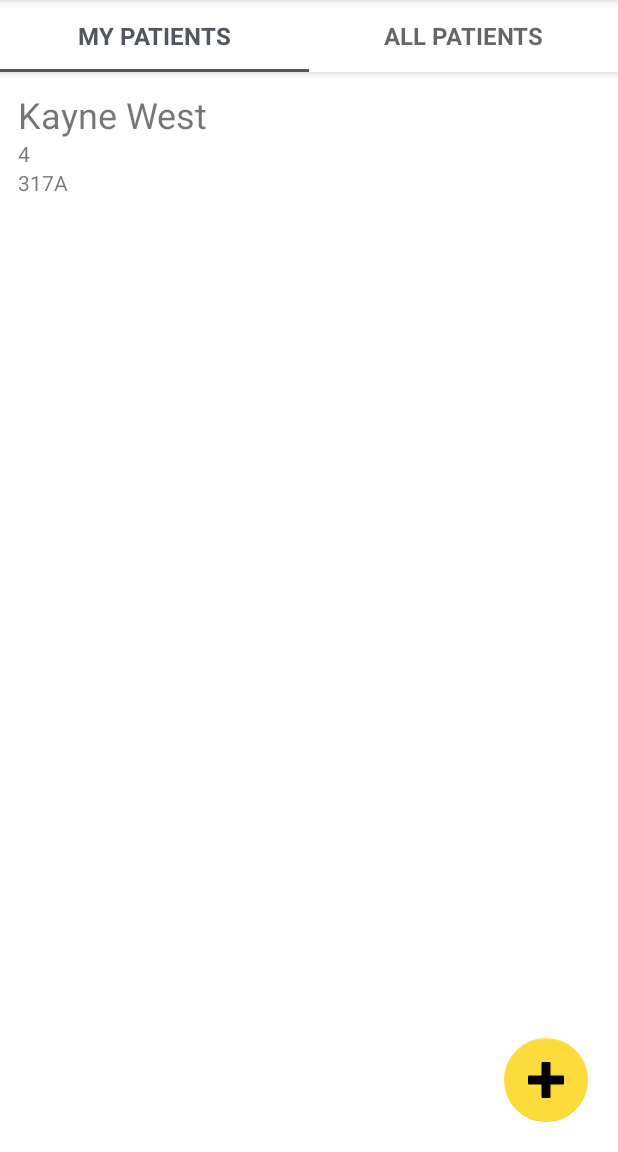
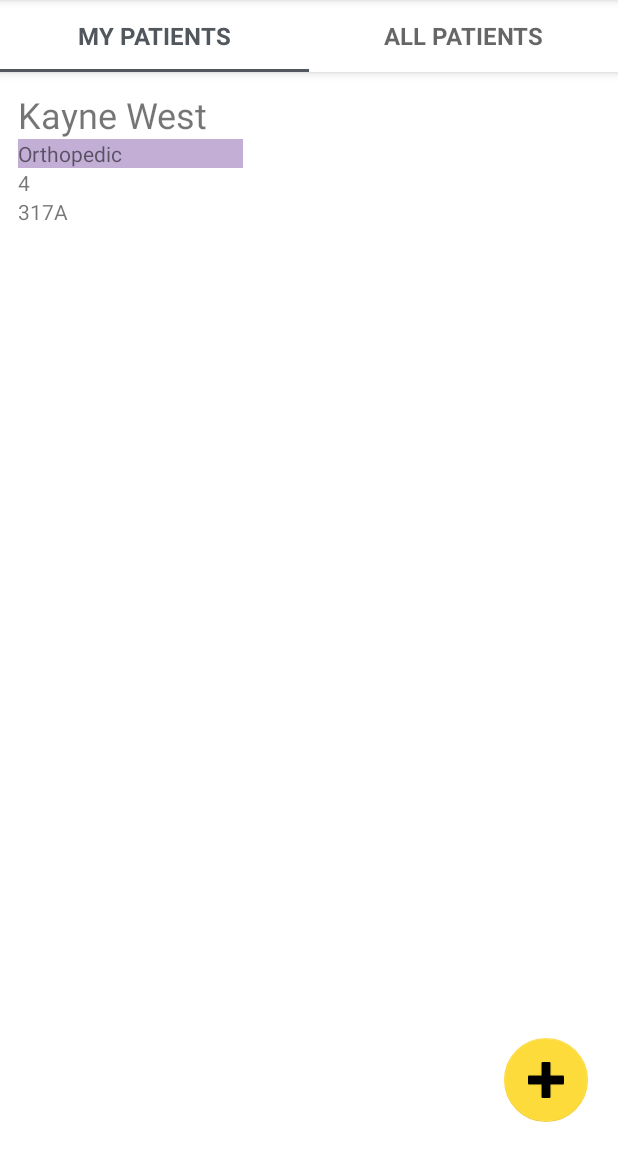
Before and after one commit to nameisko/ClinicalDataManagementAndroid, an Android app: the screen it shows after launch (CaoActivityViewInformation), after a tap on "BUTTON", on a phone screen of 412 x 824 dp, the part 84-1236 px from its top. Run offline under Robolectric (Android 15) with nearby library versions, the phone set to English and light mode, and no system bars; our stand-ins replace Room's generated code.

Commit message:
added-able to click on pateints in the recycler view and displays all the tests associcated with the patient

```diff
--- a/lushilab4/src/main/java/lushi/cao/s301011302/adapter/CaoPatientAdapter.java
+++ b/lushilab4/src/main/java/lushi/cao/s301011302/adapter/CaoPatientAdapter.java
@@ -1,6 +1,9 @@
 package lushi.cao.s301011302.adapter;
 
 import android.content.Context;
+import android.content.Intent;
+import android.content.SharedPreferences;
+import android.graphics.Color;
 import android.view.LayoutInflater;
 import android.view.View;
 import android.view.ViewGroup;
@@ -15,12 +18,16 @@ import java.util.ArrayList;
 import java.util.List;
 
 import lushi.cao.s301011302.R;
+import lushi.cao.s301011302.fragment.LushiPlaceholderFragment;
+import lushi.cao.s301011302.fragment.LushiTestFragment;
 import lushi.cao.s301011302.model.Patient;
 
 public class CaoPatientAdapter extends RecyclerView.Adapter<CaoPatientAdapter.ViewHolder> {
     private List<Patient> patients =  new ArrayList<>();
     Patient patient;
     Context context;
+    SharedPreferences sharedPref;
+    SharedPreferences.Editor sharedPrefEditor;
 
     @Override
     public CaoPatientAdapter.ViewHolder onCreateViewHolder(ViewGroup parent, int viewType){
@@ -28,12 +35,40 @@ public class CaoPatientAdapter extends RecyclerView.Adapter<CaoPatientAdapter.Vi
         return new ViewHolder(view);
     }
 
+    public void setContext(Context c){
+        context = c;
+    }
     @Override
     public void onBindViewHolder(CaoPatientAdapter.ViewHolder holder, int position){
         String name = patients.get(position).getFirstName() + " " + patients.get(position).getLastName();
         holder.fullName.setText(name);
         holder.patientId.setText(String.valueOf(patients.get(position).getPatientID()));
         holder.room.setText(patients.get(position).getRoom());
+        holder.dept.setText(patients.get(position).getDepartment());
+        switch(patients.get(position).getDepartment()){
+            case "Blood Lab":
+                holder.dept.setBackgroundColor(Color.parseColor("#f7dad9"));
+                break;
+            case "Allergy":
+                holder.dept.setBackgroundColor(Color.parseColor("#cee397"));
+                break;
+            case "Nerosurgery":
+                holder.dept.setBackgroundColor(Color.parseColor("#d9e4dd"));
+                break;
+            case "Orthopedic":
+                holder.dept.setBackgroundColor(Color.parseColor("#c3aed6"));
+        }
+        sharedPref = context.getSharedPreferences("healthInfo", Context.MODE_PRIVATE);
+        sharedPrefEditor = sharedPref.edit();
+        holder.itemView.setOnClickListener(new View.OnClickListener() {
+            @Override
+            public void onClick(View v) {
+                sharedPrefEditor.putInt("patientId", patients.get(position).getPatientID());
+                sharedPrefEditor.apply();
+                Intent intent = new Intent(context, LushiTestFragment.class);
+                context.startActivity(intent);
+            }
+        });
     }
 
     @Override
@@ -55,12 +90,14 @@ public class CaoPatientAdapter extends RecyclerView.Adapter<CaoPatientAdapter.Vi
         public TextView fullName;
         public TextView patientId;
         public TextView room;
+        public TextView dept;
 
         public ViewHolder(View itemView){
             super(itemView);
             fullName = itemView.findViewById(R.id.lushiFullNameTV);
             patientId = itemView.findViewById(R.id.lushiPatientIDTV);
             room = itemView.findViewById(R.id.lushiPatientRoomTV);
+            dept = itemView.findViewById(R.id.lushiPatientDeptTV);
         }
     }
 }
--- a/lushilab4/src/main/java/lushi/cao/s301011302/adapter/CaoTestAdapter.java
+++ b/lushilab4/src/main/java/lushi/cao/s301011302/adapter/CaoTestAdapter.java
@@ -28,7 +28,7 @@ public class CaoTestAdapter extends RecyclerView.Adapter<CaoTestAdapter.ViewHold
 
     @Override
     public void onBindViewHolder(@NonNull ViewHolder holder, int position) {
-        String covidResult = tests.get(position).getCovid()?"postive":"negative";
+        String covidResult = tests.get(position).getCovid()?"Postive":"Negative";
 
         holder.patientID.setText(String.valueOf(tests.get(position).getPatientID()));
         holder.temperature.setText(tests.get(position).getTemperature());
--- a/lushilab4/src/main/java/lushi/cao/s301011302/data/AppDatabase.java
+++ b/lushilab4/src/main/java/lushi/cao/s301011302/data/AppDatabase.java
@@ -55,11 +55,11 @@ public abstract class AppDatabase extends RoomDatabase {
 
         @Override
         protected Void doInBackground(Void... voids){
-            patientDao.insert(new Patient(2,"Billy", "Bill", "315A"));
-            patientDao.insert(new Patient(2,"Donald", "Trump", "400B"));
-            patientDao.insert(new Patient(3,"Cristiano", "Ronaldo", "315A"));
-            patientDao.insert(new Patient(1,"Kayne", "West", "317A"));
-            testDao.insert(new Test(2, 90,"36c",false,"10/12/2020"));
+            patientDao.insert(new Patient(2,"Billy", "Bill", "315A","Allergy"));
+            patientDao.insert(new Patient(2,"Donald", "Trump", "400B","Blood Lab"));
+            patientDao.insert(new Patient(3,"Cristiano", "Ronaldo", "315A","Nerosurgery"));
+            patientDao.insert(new Patient(1,"Kayne", "West", "317A","Orthopedic"));
+            testDao.insert(new Test(5, "90","36c",false,"10/12/2020"));
             return null;
         }
     }
--- a/lushilab4/src/main/java/lushi/cao/s301011302/fragment/LushiPatientFragment.java
+++ b/lushilab4/src/main/java/lushi/cao/s301011302/fragment/LushiPatientFragment.java
@@ -43,7 +43,6 @@ public class LushiPatientFragment extends Fragment {
     public View onCreateView(@NonNull LayoutInflater inflater, ViewGroup container, Bundle savedInstanceState) {
         View root = inflater.inflate(R.layout.patient_fragment, container, false);
 
-
         return root;
     }
 }
--- a/lushilab4/src/main/java/lushi/cao/s301011302/fragment/LushiPlaceholderFragment.java
+++ b/lushilab4/src/main/java/lushi/cao/s301011302/fragment/LushiPlaceholderFragment.java
@@ -56,6 +56,7 @@ public class LushiPlaceholderFragment extends Fragment {
         recylcerView.setLayoutManager(new LinearLayoutManager(getContext()));
         adapter = new CaoPatientAdapter();
         recylcerView.setAdapter(adapter);
+        adapter.setContext(context);
         patientViewModel = ViewModelProviders.of(getActivity()).get(PatientViewModel.class);
         switch (getArguments().getInt(ARG_SECTION_NUMBER)){
             case 1:
--- a/lushilab4/src/main/java/lushi/cao/s301011302/model/Patient.java
+++ b/lushilab4/src/main/java/lushi/cao/s301011302/model/Patient.java
@@ -14,6 +14,9 @@ public class Patient {
     @ColumnInfo(name = "doctor_id")
     private int doctorID;
 
+    @ColumnInfo(name = "department")
+    private String department;
+
     @ColumnInfo(name = "first_name")
     private String firstName;
 
@@ -25,11 +28,12 @@ public class Patient {
 
     public Patient(){}
 
-    public Patient(int docId, String firstName, String lastName, String room) {
+    public Patient(int docId, String firstName, String lastName, String room, String dept) {
         this.doctorID = docId;
         this.firstName = firstName;
         this.lastName = lastName;
         this.room = room;
+        department = dept;
     }
 
     public int getPatientID(){return patientID;}
@@ -47,4 +51,6 @@ public class Patient {
     public String getRoom(){return room;}
     public void setRoom(String r){room = r;}
 
+    public String getDepartment(){return department;}
+    public void setDepartment(String dept){department = dept;}
 }
--- a/lushilab4/src/main/java/lushi/cao/s301011302/model/Test.java
+++ b/lushilab4/src/main/java/lushi/cao/s301011302/model/Test.java
@@ -16,7 +16,7 @@ public class Test {
     private int patientID;
 
     @ColumnInfo(name = "blood_pressure")
-    private int bloodPressure;
+    private String bloodPressure;
 
     @ColumnInfo(name = "temperature")
     private String temperature;
@@ -29,7 +29,7 @@ public class Test {
 
     public Test(){}
 
-    public Test(int pid, int bp, String temp, boolean covid, String date){
+    public Test(int pid, String bp, String temp, boolean covid, String date){
         patientID = pid;
         bloodPressure = bp;
         temperature = temp;
@@ -38,14 +38,14 @@ public class Test {
     }
     public int getTestID(){return testID;}
     public int getPatientID(){return patientID;}
-    public int getBloodPressure(){return bloodPressure;}
+    public String getBloodPressure(){return bloodPressure;}
     public String getTemperature(){return temperature;}
     public boolean getCovid(){return covid;}
     public String getDate(){return date;}
 
     public void setTestID(int id){testID = id;}
     public void setPatientID(int id){patientID = id;}
-    public void setBloodPressure(int bp){bloodPressure = bp;}
+    public void setBloodPressure(String bp){bloodPressure = bp;}
     public void setTemperature(String temp){temperature = temp;}
     public void setCovid(boolean c){covid = c;}
     public void setDate(String date){this.date = date;}
--- a/lushilab4/src/main/res/layout/activity_cao_add_test.xml
+++ b/lushilab4/src/main/res/layout/activity_cao_add_test.xml
@@ -58,13 +58,13 @@
         android:layout_height="wrap_content" >
 
         <RadioButton
-            android:id="@+id/lushiCovidBtn1"
+            android:id="@+id/lushiCovidPoBtn"
             android:layout_width="match_parent"
             android:layout_height="wrap_content"
             android:text="positive" />
 
         <RadioButton
-            android:id="@+id/lushiCovidBtn2"
+            android:id="@+id/lushiCovidNeBtn"
             android:layout_width="match_parent"
             android:layout_height="wrap_content"
             android:text="negative" />
--- a/lushilab4/src/main/res/layout/patient_list.xml
+++ b/lushilab4/src/main/res/layout/patient_list.xml
@@ -9,7 +9,10 @@
         android:layout_width="wrap_content"
         android:layout_height="wrap_content"
         android:textSize="24sp"/>
-
+    <TextView
+        android:id="@+id/lushiPatientDeptTV"
+        android:layout_width="150dp"
+        android:layout_height="wrap_content"/>
     <TextView
         android:id="@+id/lushiPatientIDTV"
         android:layout_width="match_parent"
```
Also changed, not shown: lushilab4/src/main/java/lushi/cao/s301011302/CaoAddPatient.java (+27 -1 lines), lushilab4/src/main/java/lushi/cao/s301011302/CaoAddTest.java (+21 -9 lines), lushilab4/src/main/java/lushi/cao/s301011302/fragment/LushiTestFragment.java (+12 -1 lines), lushilab4/src/main/res/layout/activity_cao_add_patient.xml (+10 -0 lines), lushilab4/src/main/res/layout/test_fragment.xml (+10 -1 lines), lushilab4/src/main/res/values/strings.xml (+7 -0 lines).
